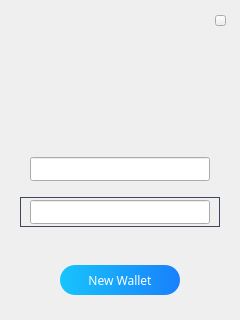
Before: the Qt Designer form firstlogin.ui in HcashOrg/hx-indicator, drawn with Qt 5.
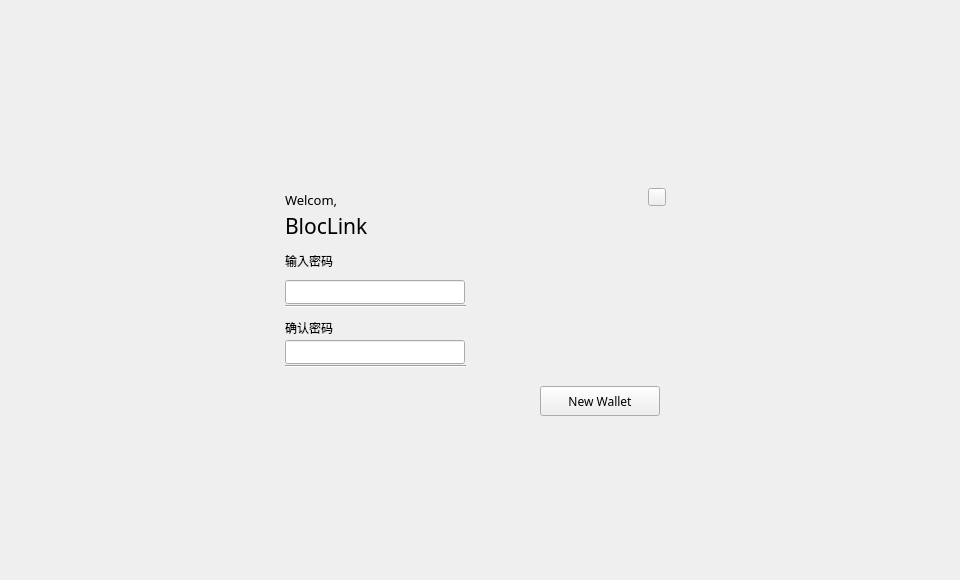
After: the same form once the commit is applied.

Diff of the .ui file:
```diff
--- a/firstlogin.ui
+++ b/firstlogin.ui
@@ -6,8 +6,8 @@
    <rect>
     <x>0</x>
     <y>0</y>
-    <width>240</width>
-    <height>320</height>
+    <width>960</width>
+    <height>580</height>
    </rect>
   </property>
   <property name="windowTitle">
@@ -16,8 +16,8 @@
   <widget class="QLineEdit" name="pwdLineEdit2">
    <property name="geometry">
     <rect>
-     <x>30</x>
-     <y>200</y>
+     <x>285</x>
+     <y>340</y>
      <width>180</width>
      <height>24</height>
     </rect>
@@ -34,7 +34,7 @@
     <enum>Qt::DefaultContextMenu</enum>
    </property>
    <property name="styleSheet">
-    <string notr="true">color: rgb(192, 196, 212);</string>
+    <string notr="true"/>
    </property>
    <property name="echoMode">
     <enum>QLineEdit::Password</enum>
@@ -43,8 +43,8 @@
   <widget class="QToolButton" name="createBtn">
    <property name="geometry">
     <rect>
-     <x>60</x>
-     <y>265</y>
+     <x>540</x>
+     <y>386</y>
      <width>120</width>
      <height>30</height>
     </rect>
@@ -61,9 +61,7 @@
     <enum>Qt::NoFocus</enum>
    </property>
    <property name="styleSheet">
-    <string notr="true">QToolButton{background-color: qlineargradient(spread:pad, x1:0, y1:0.5, x2:1, y2:0.5, stop:0 rgb(24,196,252), stop:1 rgb(24,128,252)); border-radius:15px;color: rgb(255, 255, 255);}
-QToolButton:hover{background-color:qlineargradient(spread:pad, x1:0, y1:0.5, x2:1, y2:0.5, stop:0 rgb(42,215,254), stop:1 rgb(28,151,255));}
-QToolButton:disabled{background-color:qlineargradient(spread:pad, x1:0, y1:0.5, x2:1, y2:0.5, stop:0 rgb(83,90,109), stop:1 rgb(70,76,93));color: rgb(40,45,57);}</string>
+    <string notr="true"/>
    </property>
    <property name="text">
     <string>New Wallet</string>
@@ -72,10 +70,10 @@
   <widget class="QToolButton" name="closeBtn">
    <property name="geometry">
     <rect>
-     <x>215</x>
-     <y>15</y>
-     <width>11</width>
-     <height>11</height>
+     <x>648</x>
+     <y>188</y>
+     <width>18</width>
+     <height>18</height>
     </rect>
    </property>
    <property name="cursor">
@@ -91,8 +89,8 @@
   <widget class="QLineEdit" name="pwdLineEdit">
    <property name="geometry">
     <rect>
-     <x>30</x>
-     <y>157</y>
+     <x>285</x>
+     <y>280</y>
      <width>180</width>
      <height>24</height>
     </rect>
@@ -106,7 +104,7 @@
     <enum>Qt::DefaultContextMenu</enum>
    </property>
    <property name="styleSheet">
-    <string notr="true">color: rgb(192, 196, 212);</string>
+    <string notr="true"/>
    </property>
    <property name="echoMode">
     <enum>QLineEdit::Password</enum>
@@ -121,65 +119,40 @@
   <widget class="QLabel" name="label">
    <property name="geometry">
     <rect>
-     <x>20</x>
-     <y>150</y>
+     <x>285</x>
+     <y>250</y>
      <width>200</width>
-     <height>34</height>
+     <height>21</height>
     </rect>
    </property>
    <property name="styleSheet">
     <string notr="true"/>
    </property>
    <property name="text">
-    <string/>
+    <string>输入密码</string>
    </property>
   </widget>
   <widget class="QLabel" name="label2">
    <property name="geometry">
     <rect>
-     <x>20</x>
-     <y>197</y>
+     <x>285</x>
+     <y>320</y>
      <width>200</width>
-     <height>30</height>
+     <height>16</height>
     </rect>
    </property>
    <property name="styleSheet">
-    <string notr="true">border:1px solid rgb(63,70,97);</string>
+    <string notr="true"/>
    </property>
    <property name="text">
-    <string/>
-   </property>
-  </widget>
-  <widget class="QLabel" name="logoLabel">
-   <property name="geometry">
-    <rect>
-     <x>94</x>
-     <y>60</y>
-     <width>52</width>
-     <height>34</height>
-    </rect>
-   </property>
-   <property name="font">
-    <font>
-     <family>微软雅黑</family>
-     <pointsize>14</pointsize>
-    </font>
-   </property>
-   <property name="styleSheet">
-    <string notr="true">color: rgb(255, 255, 255);</string>
-   </property>
-   <property name="text">
-    <string/>
-   </property>
-   <property name="alignment">
-    <set>Qt::AlignCenter</set>
+    <string>确认密码</string>
    </property>
   </widget>
   <widget class="QLabel" name="tipLabel">
    <property name="geometry">
     <rect>
-     <x>30</x>
-     <y>230</y>
+     <x>285</x>
+     <y>370</y>
      <width>180</width>
      <height>20</height>
     </rect>
@@ -199,6 +172,70 @@
     <set>Qt::AlignCenter</set>
    </property>
   </widget>
+  <widget class="QLabel" name="label_wel">
+   <property name="geometry">
+    <rect>
+     <x>285</x>
+     <y>189</y>
+     <width>81</width>
+     <height>21</height>
+    </rect>
+   </property>
+   <property name="font">
+    <font>
+     <family>黑体</family>
+     <pointsize>10</pointsize>
+    </font>
+   </property>
+   <property name="text">
+    <string>Welcom,</string>
+   </property>
+  </widget>
+  <widget class="QLabel" name="label_bloc">
+   <property name="geometry">
+    <rect>
+     <x>285</x>
+     <y>210</y>
+     <width>141</width>
+     <height>31</height>
+    </rect>
+   </property>
+   <property name="font">
+    <font>
+     <family>黑体</family>
+     <pointsize>16</pointsize>
+    </font>
+   </property>
+   <property name="text">
+    <string>BlocLink</string>
+   </property>
+  </widget>
+  <widget class="Line" name="line">
+   <property name="geometry">
+    <rect>
+     <x>285</x>
+     <y>298</y>
+     <width>181</width>
+     <height>16</height>
+    </rect>
+   </property>
+   <property name="orientation">
+    <enum>Qt::Horizontal</enum>
+   </property>
+  </widget>
+  <widget class="Line" name="line_2">
+   <property name="geometry">
+    <rect>
+     <x>285</x>
+     <y>358</y>
+     <width>181</width>
+     <height>16</height>
+    </rect>
+   </property>
+   <property name="orientation">
+    <enum>Qt::Horizontal</enum>
+   </property>
+  </widget>
   <zorder>label2</zorder>
   <zorder>label</zorder>
   <zorder>pwdLineEdit2</zorder>
```
Left out of the diff: 5 changed lines with no effect on the pictures.
